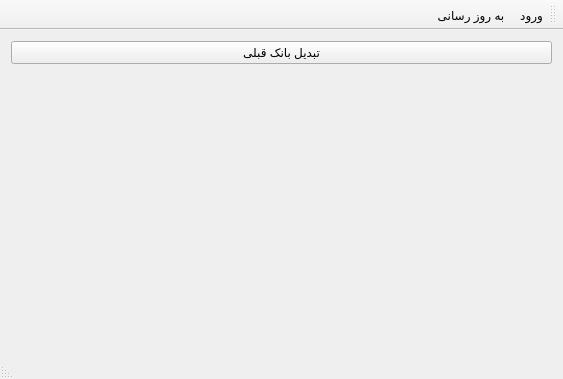
Before: the Qt Designer form Client/reghaabat/mainwindow.ui in nournia/ketabkhaane, drawn with Qt 5.
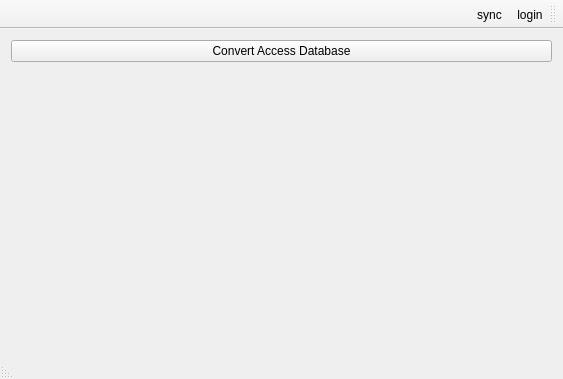
After: the same form once the commit is applied.

What changed in the file:
```diff
--- a/Client/reghaabat/mainwindow.ui
+++ b/Client/reghaabat/mainwindow.ui
@@ -21,7 +21,7 @@
     <item>
      <widget class="QPushButton" name="bConvert">
       <property name="text">
-       <string>تبدیل بانک قبلی</string>
+       <string>Convert Access Database</string>
       </property>
      </widget>
     </item>
@@ -60,7 +60,7 @@
   <widget class="QStatusBar" name="statusBar"/>
   <action name="actionSync">
    <property name="text">
-    <string>به روز رسانی</string>
+    <string>sync</string>
    </property>
    <property name="shortcut">
     <string>Ctrl+S</string>
@@ -68,7 +68,7 @@
   </action>
   <action name="actionLogin">
    <property name="text">
-    <string>ورود</string>
+    <string>login</string>
    </property>
   </action>
  </widget>
```
Left out of the diff: 2 changed lines with no effect on the pictures.
